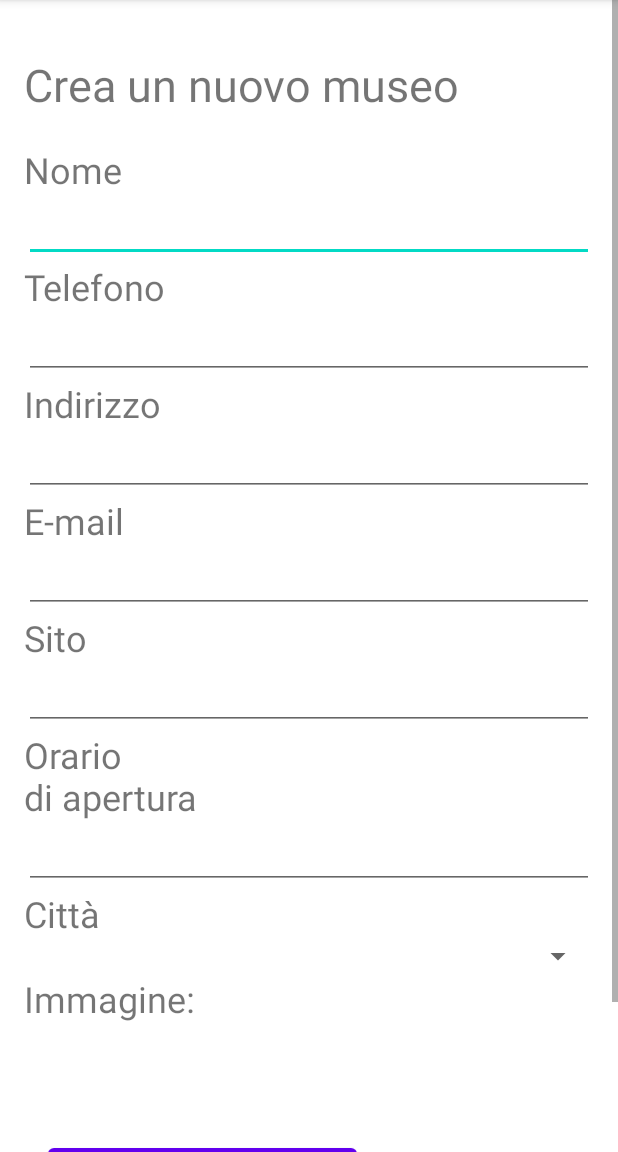
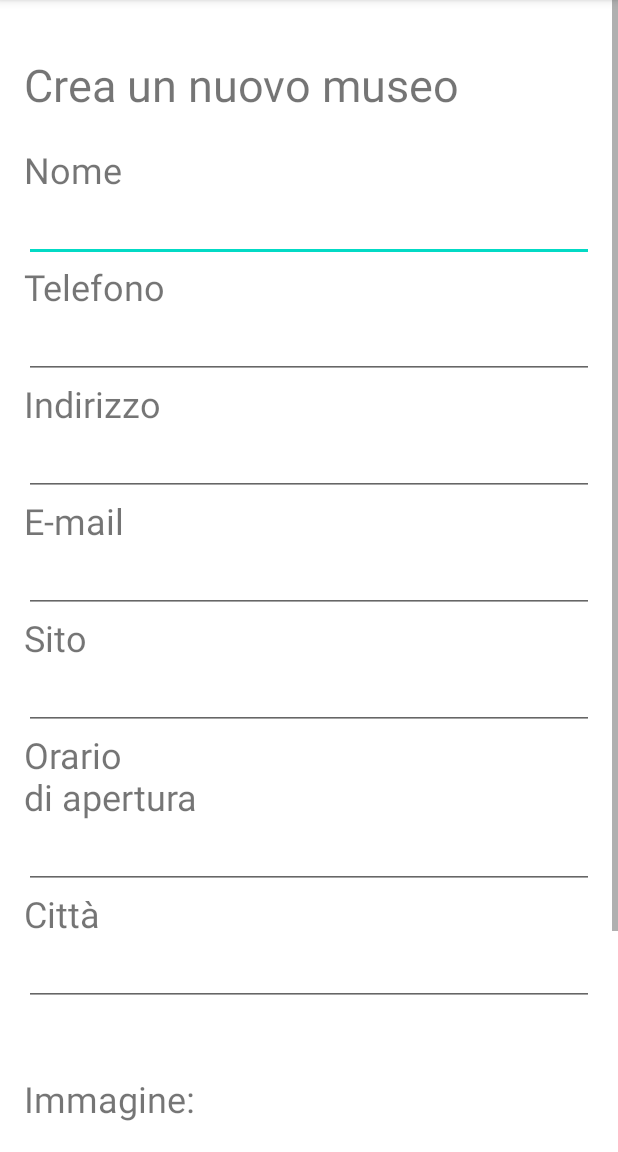
Before and after one commit to mattiange/EProject, an Android app: the fragment CrudMuseo_Create shown on its own in the app's theme, on a phone screen of 412 x 824 dp, the part 84-1236 px from its top. Run offline under Robolectric (Android 15) with nearby library versions, the phone set to English and light mode, and no system bars; 2 statements that could not run were skipped.

Commit message:
finita gestione di stati, regione, province e città coi fragment

```diff
--- a/app/src/main/java/it/sms/eproject/activity/crud/CrudMuseo_Create.java
+++ b/app/src/main/java/it/sms/eproject/activity/crud/CrudMuseo_Create.java
@@ -111,6 +111,10 @@ public class CrudMuseo_Create extends Fragment {
         btnImageUpload.setOnClickListener(this::fetchImage);
         salvaBtn.setOnClickListener(this::salvaMuseo);
 
+        //Setto il nome della città e il suo ID
+        ((TextView)v.findViewById(R.id.etIdCitta)).setText(String.valueOf(getArguments().getString("codice_citta")));
+        ((TextView)v.findViewById(R.id.etCitta)).setText(String.valueOf(getArguments().getString("nome_citta")));
+
         return v;
     }
 
--- a/app/src/main/java/it/sms/eproject/database/DBCitta.java
+++ b/app/src/main/java/it/sms/eproject/database/DBCitta.java
@@ -23,8 +23,9 @@ public class DBCitta extends DbManager{
      *
      * @return ArrayList delle città
      */
-    public ArrayList<Citta> elencoCitta(){
-        String query="SELECT * FROM citta ORDER BY nome";
+    public ArrayList<Citta> elencoCitta(int codice_provincia){
+        String query="SELECT * FROM citta WHERE provincia_codice = "+codice_provincia+" ORDER BY nome";
+        System.out.println("QUERY ======> " + query);
         SQLiteDatabase db= helper.getReadableDatabase();
 
         ArrayList<Citta> citta = null;
--- a/app/src/main/java/it/sms/eproject/database/DBProvincia.java
+++ b/app/src/main/java/it/sms/eproject/database/DBProvincia.java
@@ -23,8 +23,8 @@ public class DBProvincia extends DbManager{
      *
      * @return ArrayList delle città
      */
-    public ArrayList<Provincia> elencoProvince(){
-        String query="SELECT * FROM province ORDER BY nome";
+    public ArrayList<Provincia> elencoProvince(int codice_regione){
+        String query="SELECT * FROM province WHERE regione_codice = "+codice_regione+" ORDER BY nome";
         SQLiteDatabase db= helper.getReadableDatabase();
 
         ArrayList<Provincia> province = null;
--- a/app/src/main/java/it/sms/eproject/database/DBRegione.java
+++ b/app/src/main/java/it/sms/eproject/database/DBRegione.java
@@ -23,8 +23,8 @@ public class DBRegione extends DbManager{
      *
      * @return ArrayList delle regioni
      */
-    public ArrayList<Regione> elencoRegioni()      {
-        String query="SELECT * FROM regioni ORDER BY nome";
+    public ArrayList<Regione> elencoRegioni(int codice_stato)      {
+        String query="SELECT * FROM regioni WHERE stato_codice = "+codice_stato+" ORDER BY nome";
         SQLiteDatabase db= helper.getReadableDatabase();
 
         ArrayList<Regione> regioni = null;
--- a/app/src/main/res/layout/crudmuseo_create_fragment.xml
+++ b/app/src/main/res/layout/crudmuseo_create_fragment.xml
@@ -6,7 +6,7 @@
     <LinearLayout
         android:orientation="vertical"
         android:layout_width="match_parent"
-        android:layout_height="match_parent"
+        android:layout_height="wrap_content"
         android:layout_gravity="center_horizontal"
         android:padding="16dp">
 
@@ -19,98 +19,131 @@
             android:textSize="30sp" />
 
         <TextView
+            android:labelFor="@+id/etNomeMuseo"
             android:layout_width="match_parent"
             android:layout_height="wrap_content"
             android:text="@string/crud_txt_nome"
-            android:textSize="24dp" />
+            android:textSize="24sp" />
 
         <EditText
             android:id="@+id/etNomeMuseo"
-            android:layout_width="match_parent"
-            android:layout_height="wrap_content"/>
-        <TextView
-            android:layout_width="match_parent"
-            android:layout_height="wrap_content"
-            android:text="@string/crud_txt_telefono"
-            android:textSize="24dp" />
-
-        <EditText
-            android:id="@+id/etNumTelefono"
-            android:layout_width="match_parent"
-            android:layout_height="wrap_content"/>
-        <TextView
-            android:layout_width="match_parent"
-            android:layout_height="wrap_content"
-            android:text="@string/crud_txt_indirizzo"
-            android:textSize="24dp" />
-
-        <EditText
-            android:id="@+id/etIndirizzo"
-            android:layout_width="match_parent"
-            android:layout_height="wrap_content"/>
-        <TextView
-            android:layout_width="match_parent"
-            android:layout_height="wrap_content"
-            android:text="@string/email"
-            android:textSize="24dp" />
-
-        <EditText
-            android:id="@+id/etEmail"
-            android:layout_width="match_parent"
-            android:layout_height="wrap_content"/>
-        <TextView
-            android:layout_width="match_parent"
-            android:layout_height="wrap_content"
-            android:text="@string/crud_txt_sito"
-            android:textSize="24dp" />
-
-        <EditText
-            android:id="@+id/etSitoWeb"
+            android:autofillHints="name"
+            android:inputType="text"
             android:layout_width="match_parent"
             android:layout_height="wrap_content"/>
 
         <TextView
+            android:labelFor="@+id/etNumTelefono"
+            android:layout_width="match_parent"
+            android:layout_height="wrap_content"
+            android:text="@string/crud_txt_telefono"
+            android:textSize="24sp" />
+
+        <EditText
+            android:id="@+id/etNumTelefono"
+            android:autofillHints="phone"
+            android:inputType="phone"
+            android:layout_width="match_parent"
+            android:layout_height="wrap_content"/>
+        <TextView
+            android:labelFor="@+id/etIndirizzo"
+            android:layout_width="match_parent"
+            android:layout_height="wrap_content"
+            android:text="@string/crud_txt_indirizzo"
+            android:textSize="24sp" />
+
+        <EditText
+            android:id="@+id/etIndirizzo"
+            android:autofillHints="postalAddress"
+            android:inputType="textPostalAddress"
+            android:layout_width="match_parent"
+            android:layout_height="wrap_content"/>
+        <TextView
+            android:labelFor="@+id/etEmail"
+            android:layout_width="match_parent"
+            android:layout_height="wrap_content"
+            android:text="@string/email"
+            android:textSize="24sp" />
+
+        <EditText
+            android:id="@+id/etEmail"
+            android:autofillHints="emailAddress"
+            android:inputType="textEmailAddress"
+            android:layout_width="match_parent"
+            android:layout_height="wrap_content"/>
+        <TextView
+            android:labelFor="@+id/etSitoWeb"
+            android:layout_width="match_parent"
+            android:layout_height="wrap_content"
+            android:text="@string/crud_txt_sito"
+            android:textSize="24sp" />
+
+        <EditText
+            android:id="@+id/etSitoWeb"
+            android:autofillHints="name"
+            android:inputType="textWebEditText"
+            android:layout_width="match_parent"
+            android:layout_height="wrap_content"/>
+
+        <TextView
+            android:labelFor="@+id/etOrario"
             android:layout_width="match_parent"
             android:layout_height="wrap_content"
             android:text="@string/crud_txt_orario_apertura"
-            android:textSize="24dp" />
+            android:textSize="24sp" />
 
         <EditText
             android:id="@+id/etOrario"
+            android:autofillHints="name"
+            android:inputType="time"
             android:layout_width="match_parent"
             android:layout_height="wrap_content"
             />
         <TextView
+            android:labelFor="@+id/etCitta"
             android:layout_width="match_parent"
             android:layout_height="wrap_content"
             android:text="@string/crud_txt_citta"
-            android:textSize="24dp" />
+            android:textSize="24sp" />
 
-        <Spinner
+        <EditText
             android:id="@+id/etCitta"
+            android:inputType="none"
+            android:autofillHints="name"
             android:layout_width="match_parent"
             android:layout_height="wrap_content" />
+
+        <!-- Usato per passare l'ID della città
+        (è un campo nascosto) -->
+        <EditText
+            android:id="@+id/etIdCitta"
+            android:visibility="invisible"
+            android:inputType="none"
+            android:autofillHints="name"
+            android:layout_width="match_parent"
+            android:layout_height="wrap_content" />
+        <!-- ///////////////////////////////////// -->
+
         <TextView
+            android:labelFor="@+id/imageView"
             android:layout_width="match_parent"
             android:layout_height="wrap_content"
             android:text="@string/museum_image"
-            android:textSize="24dp" />
+            android:textSize="24sp" />
 
         <ImageView
             android:id="@+id/imageView"
+            android:contentDescription="@string/crud_txt_immagine"
             android:layout_width="match_parent"
             android:layout_height="match_parent"
-            android:layout_marginTop="61dp"
-            android:layout_below="@+id/button1"
-            android:layout_alignLeft="@+id/button1"
-            android:layout_alignStart="@+id/button1" />
+            android:layout_marginTop="61dp" />
 
 
         <Button
             android:id="@+id/btn_upload_immagine"
             android:layout_width="206dp"
             android:layout_height="46dp"
-            android:layout_marginLeft="16dp"
+            android:layout_marginStart="16dp"
             android:layout_marginTop="16dp"
             android:text="@string/crud_txt_seleziona_immagine"/>
 
@@ -118,7 +151,7 @@
             android:id="@+id/btn_salva_museo"
             android:layout_width="206dp"
             android:layout_height="46dp"
-            android:layout_marginLeft="16dp"
+            android:layout_marginStart="16dp"
             android:layout_marginTop="16dp"
             android:text="@string/crud_txt_salva"/>
     </LinearLayout>
```
Also changed, not shown: app/src/main/java/it/sms/eproject/activity/crud/liste/ListaCitta.java (+24 -5 lines), app/src/main/java/it/sms/eproject/activity/crud/liste/ListaProvince.java (+20 -6 lines), app/src/main/java/it/sms/eproject/activity/crud/liste/ListaRegioni.java (+20 -6 lines), app/src/main/java/it/sms/eproject/activity/crud/liste/ListaStati.java (+18 -4 lines), app/src/main/java/it/sms/eproject/database/MyHelper.java (+10 -3 lines).
